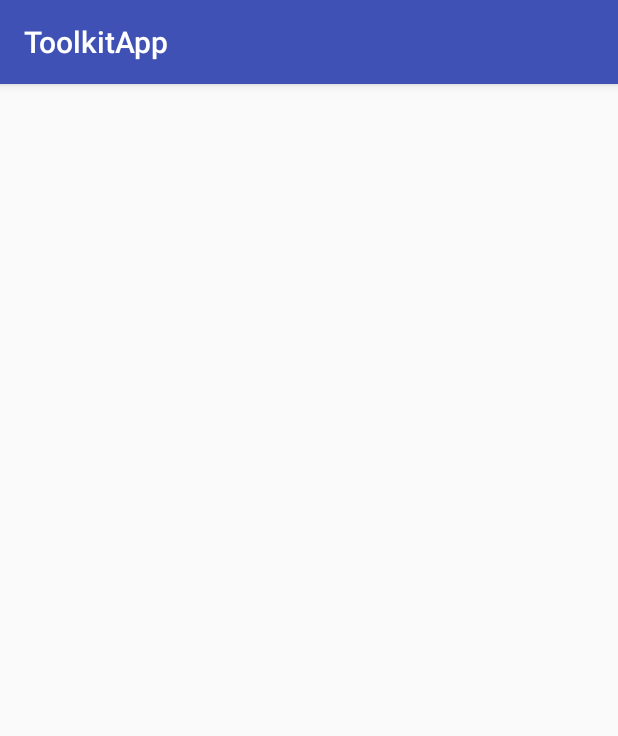
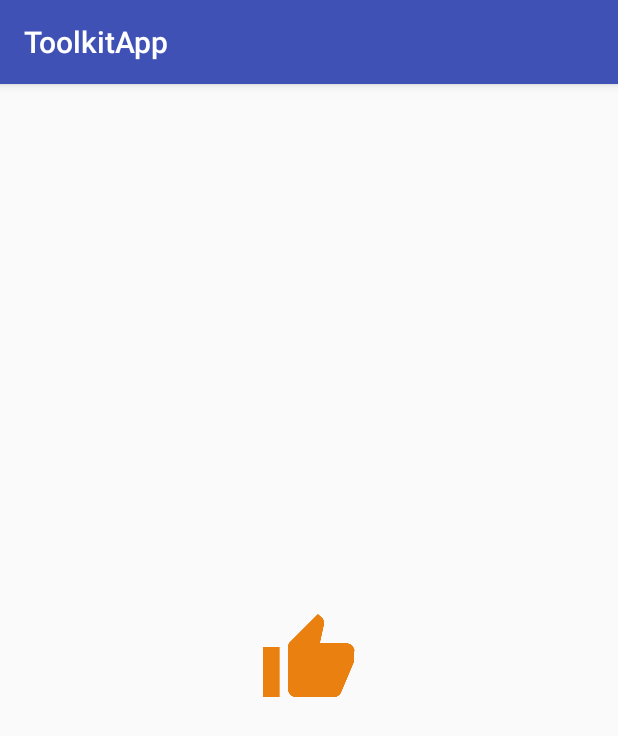
Before and after one commit to fenglintianxia6/DevJourneyToolkit, an Android app: the screen it shows after launch (MainActivity), on a phone screen of 412 x 824 dp. Shown: the top 736 px of the screen. Run offline under Robolectric (Android 15) with nearby library versions, the phone set to English and light mode, and no system bars; our stand-ins replace ButterKnife.

Commit message:
fix sample

```diff
--- a/app/src/main/res/layout/content_main.xml
+++ b/app/src/main/res/layout/content_main.xml
@@ -14,6 +14,6 @@
         android:layout_height="wrap_content"
         android:layout_centerInParent="true"
         android:clickable="true"
-        />
+        android:src="@drawable/thumb_up" />
 
 </RelativeLayout>
```
